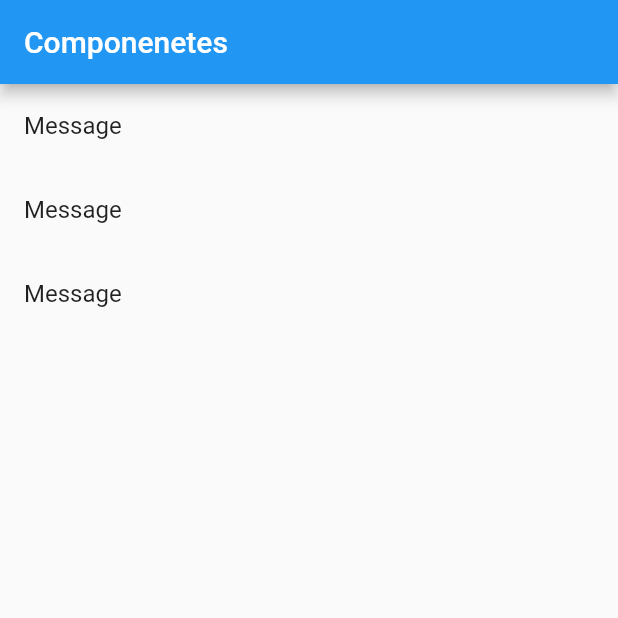
After one commit to RodrigoScott/components, a Flutter app: the screen it shows after launch, on a phone screen of 412 x 824 dp, the top half of it. The commit adds this screen. Run offline on Flutter 3.47's test engine with Material 2 defaults, Android fonts, the phone set to English and light mode, and no system bars.

Commit message:
Create HomePage

```diff
--- a/lib/main.dart
+++ b/lib/main.dart
@@ -1,4 +1,5 @@
-import 'package:components/src/pages/home_tempo.dart';
+import 'package:components/src/pages/home_page.dart';
+//import 'package:components/src/pages/home_tempo.dart';
 import 'package:flutter/material.dart';
 
 void main() => runApp(MyApp());
@@ -9,7 +10,7 @@ class MyApp extends StatelessWidget {
     return MaterialApp(
       debugShowCheckedModeBanner: false,
       title: 'Segunda Aplicacion',
-      home: HomePageTemp(),
+      home: HomePage(),
     );
   }
 }
--- /dev/null
+++ b/lib/src/pages/home_page.dart
@@ -0,0 +1,31 @@
+import 'package:flutter/cupertino.dart';
+import 'package:flutter/material.dart';
+
+class HomePage extends StatelessWidget {
+  @override
+  Widget build(BuildContext context) {
+    return Scaffold(
+      appBar: AppBar(
+        title: Text('Componenetes'),
+      ),
+      body: _lista(),
+    );
+  }
+
+  Widget _lista() {
+
+    return ListView(
+      children: _listaItems(),
+
+    );
+  }
+
+  _listaItems() {
+    return [
+      ListTile(title: Text('Message')),
+      ListTile(title: Text('Message')),
+      ListTile(title: Text('Message')),
+    ];
+  }
+
+}
```
